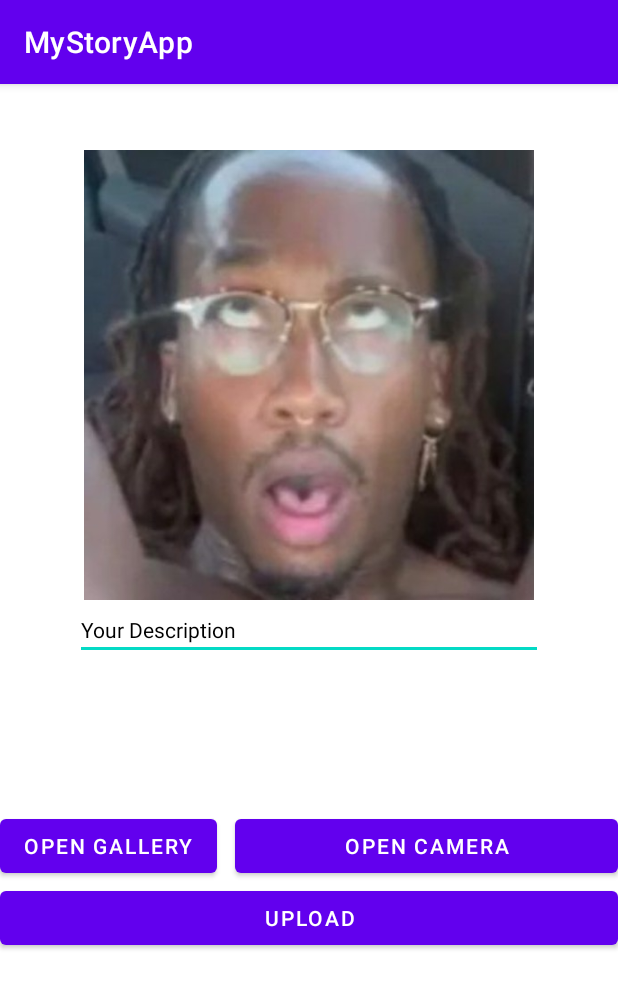
After one commit to Dzikriananda/Kotlin-android-app-dicoding, an Android app: the AddStoryActivity screen opened directly, with no data from a screen before it, on a phone screen of 412 x 824 dp. The commit adds this screen. Shown: the top 988 px of the screen. Run offline under Robolectric (Android 15) with nearby library versions, the phone set to English and light mode, and no system bars.

Commit message:
added add story

```diff
--- /dev/null
+++ b/MyStoryApp/app/src/main/java/com/example/mystoryapp/AddStoryActivity.kt
@@ -0,0 +1,11 @@
+package com.example.mystoryapp
+
+import androidx.appcompat.app.AppCompatActivity
+import android.os.Bundle
+
+class AddStoryActivity : AppCompatActivity() {
+    override fun onCreate(savedInstanceState: Bundle?) {
+        super.onCreate(savedInstanceState)
+        setContentView(R.layout.activity_add_story)
+    }
+}
--- a/MyStoryApp/app/src/main/java/com/example/mystoryapp/recyclerview/MainActivityAdapter.kt
+++ b/MyStoryApp/app/src/main/java/com/example/mystoryapp/recyclerview/MainActivityAdapter.kt
@@ -37,7 +37,7 @@ class MainActivityAdapter(private val ListStory: List<ListStoryItem>,private val
     }
 
     class ViewHolder(ItemView: View) : RecyclerView.ViewHolder(ItemView) {
-        val imageView: ImageView = itemView.findViewById(R.id.imageview)
-        val textView: TextView = itemView.findViewById(R.id.textView)
+        val imageView: ImageView = itemView.findViewById(R.id.iv_item_photo)
+        val textView: TextView = itemView.findViewById(R.id.tv_item_name)
     }
 }
--- a/MyStoryApp/app/src/main/java/com/example/mystoryapp/utility/Repository.kt
+++ b/MyStoryApp/app/src/main/java/com/example/mystoryapp/utility/Repository.kt
@@ -10,6 +10,7 @@ import com.example.mystoryapp.response.RegisterResponse
 
 class Repository(private val apiService: ApiService) {
     fun register(name: String, email: String, password: String): LiveData<Result<RegisterResponse>> = liveData{
+        emit(Result.Loading)
         try {
             val response = apiService.register(name, email, password)
             emit(Result.Success(response))
@@ -20,6 +21,7 @@ class Repository(private val apiService: ApiService) {
     }
 
     fun login(email: String, password: String): LiveData<Result<LoginResponse>> = liveData{
+        emit(Result.Loading)
         try {
 
             val response = apiService.login(email, password)
@@ -31,6 +33,7 @@ class Repository(private val apiService: ApiService) {
     }
 
     fun getStories(token:String): LiveData<Result<GetStoriesResponse>> = liveData {
+        emit(Result.Loading)
         try {
             Log.i("result","mencoba")
             val response = apiService.get_profile("Bearer $token")
--- /dev/null
+++ b/MyStoryApp/app/src/main/res/drawable/baseline_add_24.xml
@@ -0,0 +1,5 @@
+<vector android:height="24dp" android:tint="#1717D4"
+    android:viewportHeight="24" android:viewportWidth="24"
+    android:width="24dp" xmlns:android="http://schemas.android.com/apk/res/android">
+    <path android:fillColor="@android:color/white" android:pathData="M19,13h-6v6h-2v-6H5v-2h6V5h2v6h6v2z"/>
+</vector>
--- /dev/null
+++ b/MyStoryApp/app/src/main/res/layout/activity_add_story.xml
@@ -0,0 +1,76 @@
+<?xml version="1.0" encoding="utf-8"?>
+<androidx.constraintlayout.widget.ConstraintLayout
+    xmlns:android="http://schemas.android.com/apk/res/android"
+    xmlns:tools="http://schemas.android.com/tools"
+    xmlns:app="http://schemas.android.com/apk/res-auto"
+    android:layout_width="match_parent"
+    android:layout_height="match_parent"
+    tools:context=".AddStoryActivity">
+
+  <ImageView
+      android:id="@+id/previewImageView"
+      android:layout_width="match_parent"
+      android:layout_height="300dp"
+      android:layout_marginTop="44dp"
+      app:layout_constraintEnd_toEndOf="parent"
+      app:layout_constraintHorizontal_bias="0.0"
+      app:layout_constraintStart_toStartOf="parent"
+      app:layout_constraintTop_toTopOf="parent"
+      app:srcCompat="@drawable/mcminat" />
+
+  <EditText
+      android:id="@+id/ed_add_description"
+      style="@style/Widget.MaterialComponents.TextInputLayout.FilledBox"
+      android:layout_width="0dp"
+      android:layout_height="wrap_content"
+      android:layout_marginStart="50dp"
+      android:layout_marginEnd="50dp"
+      android:ems="10"
+      android:hint="@string/your_description"
+      android:textColor="@color/black"
+      android:textColorHint="@color/black"
+      app:boxCornerRadiusBottomEnd="12dp"
+      app:boxCornerRadiusTopEnd="12dp"
+      app:layout_constraintEnd_toEndOf="parent"
+      app:layout_constraintHorizontal_bias="0.0"
+      app:layout_constraintStart_toStartOf="parent"
+      app:layout_constraintTop_toBottomOf="@+id/previewImageView" />
+
+  <Button
+      android:id="@+id/galleryButton"
+      android:layout_width="0dp"
+      android:layout_height="wrap_content"
+      android:layout_marginTop="100dp"
+      android:text="@string/open_gallery"
+      app:layout_constraintStart_toStartOf="parent"
+      app:layout_constraintTop_toBottomOf="@+id/ed_add_description" />
+
+  <Button
+      android:id="@+id/uploadButton"
+      android:layout_width="0dp"
+      android:layout_height="wrap_content"
+      android:text="Upload"
+
+      app:layout_constraintBottom_toBottomOf="parent"
+      app:layout_constraintEnd_toEndOf="parent"
+      app:layout_constraintHorizontal_bias="0.0"
+      app:layout_constraintStart_toStartOf="parent"
+      app:layout_constraintTop_toBottomOf="@+id/galleryButton"
+      app:layout_constraintVertical_bias="0.0" />
+
+  <Button
+      android:id="@+id/CameraButton"
+      android:layout_width="0dp"
+      android:layout_height="wrap_content"
+      android:layout_marginStart="12dp"
+
+      android:text="Open Camera"
+      app:layout_constraintBottom_toBottomOf="@+id/galleryButton"
+      app:layout_constraintEnd_toEndOf="parent"
+      app:layout_constraintHorizontal_bias="1.0"
+      app:layout_constraintStart_toEndOf="@+id/galleryButton"
+      app:layout_constraintTop_toTopOf="@+id/galleryButton"
+      app:layout_constraintVertical_bias="1.0" />
+
+
+</androidx.constraintlayout.widget.ConstraintLayout>
--- a/MyStoryApp/app/src/main/res/layout/rv_design.xml
+++ b/MyStoryApp/app/src/main/res/layout/rv_design.xml
@@ -14,13 +14,13 @@
         android:padding="5dp">
 
         <ImageView
-            android:id="@+id/imageview"
+            android:id="@+id/iv_item_photo"
             android:layout_width="match_parent"
             android:layout_gravity="center"
             android:layout_height="100dp" />
 
         <TextView
-            android:id="@+id/textView"
+            android:id="@+id/tv_item_name"
             android:layout_width="wrap_content"
             android:layout_height="wrap_content"
             android:textSize="20sp"
--- a/MyStoryApp/app/src/main/res/values/strings.xml
+++ b/MyStoryApp/app/src/main/res/values/strings.xml
@@ -2,4 +2,6 @@
     <string name="app_name">MyStoryApp</string>
     <string name="register">REGISTER</string>
     <string name="login">LOGIN</string>
+    <string name="open_gallery">Open Gallery</string>
+    <string name="your_description">Your Description</string>
 </resources>
```
Also changed, not shown: MyStoryApp/app/src/main/AndroidManifest.xml (+8 -5 lines), MyStoryApp/app/src/main/java/com/example/mystoryapp/LoginActivity.kt (+16 -1 lines), MyStoryApp/app/src/main/java/com/example/mystoryapp/MainActivity.kt (+22 -4 lines), MyStoryApp/app/src/main/java/com/example/mystoryapp/RegisterActivity.kt (+14 -4 lines), MyStoryApp/app/src/main/res/layout/activity_login.xml (+11 -1 lines), MyStoryApp/app/src/main/res/layout/activity_main.xml (+29 -0 lines), MyStoryApp/app/src/main/res/layout/activity_register.xml (+11 -1 lines), MyStoryApp/app/src/main/res/layout/detail_story.xml (+6 -10 lines).
